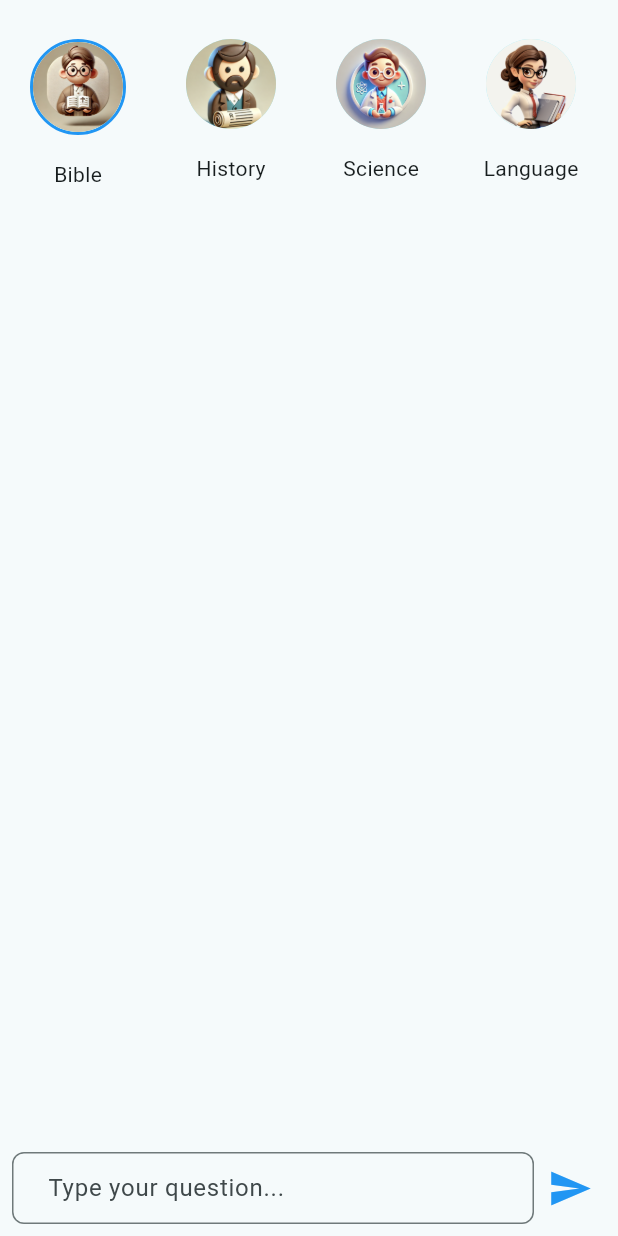
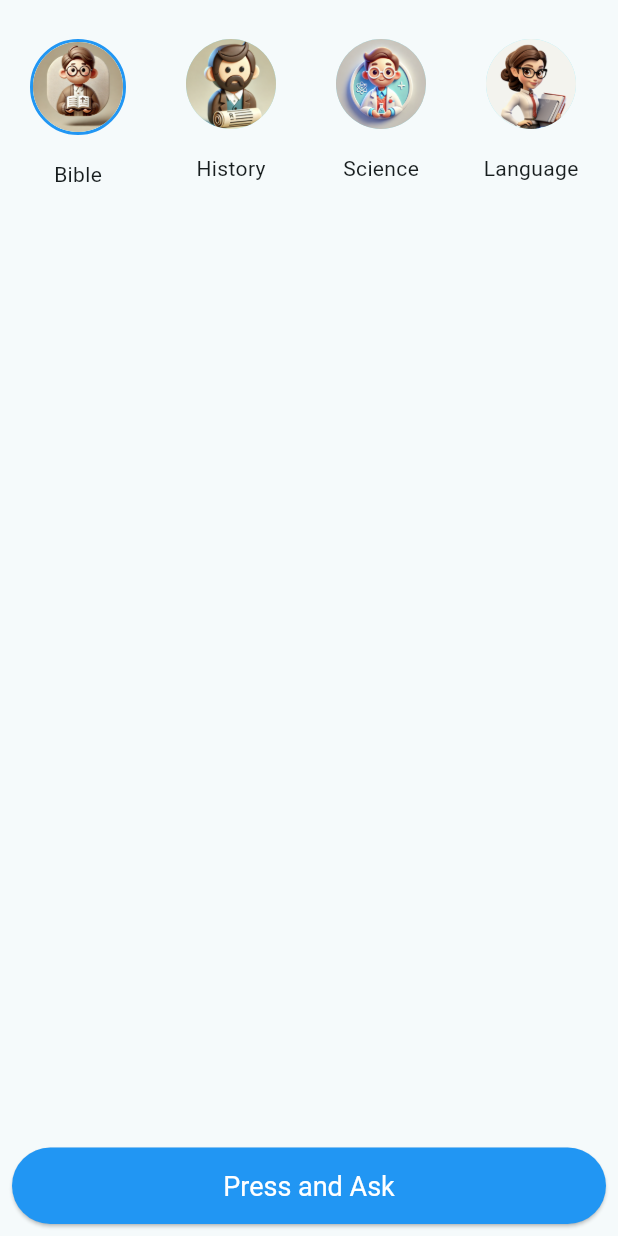
Before and after one commit to aeropriest/maxiebot, a Flutter app: the screen it shows after launch, on a phone screen of 412 x 824 dp. Run offline on Flutter 3.47's test engine with Material 3 defaults, Android fonts, the phone set to English and light mode, and no system bars; our stand-ins replace flutter_dotenv, flutter_gemini, speech_to_text.

Commit message:
* Added the speech to text

```diff
--- a/lib/main.dart
+++ b/lib/main.dart
@@ -1,20 +1,19 @@
 import 'package:flutter/material.dart';
 import 'package:flutter_gemini/flutter_gemini.dart';
-import 'package:dart_openai/dart_openai.dart';
-import 'package:flutter_dotenv/flutter_dotenv.dart'; // Import flutter_dotenv
+import 'package:flutter_dotenv/flutter_dotenv.dart';
+import 'package:speech_to_text/speech_to_text.dart' as stt;
+import 'package:speech_to_text/speech_recognition_result.dart';
+import 'package:meta/meta.dart';
 
 void main() async {
-  WidgetsFlutterBinding.ensureInitialized(); // Ensure Flutter is initialized
-  await dotenv.load(fileName: ".env"); // Load the .env file
-
+  WidgetsFlutterBinding.ensureInitialized();
+  await dotenv.load(fileName: ".env");
   await Gemini.init(apiKey: dotenv.env['GEMINI_API_KEY']!);
-
   runApp(const MyApp());
-  // OpenAI.apiKey = '';
 }
 
 class MyApp extends StatelessWidget {
-  const MyApp({Key? key});
+  const MyApp({Key? key}) : super(key: key);
 
   @override
   Widget build(BuildContext context) {
@@ -43,6 +42,53 @@ class _MyHomePageState extends State<MyHomePage> {
   final List<ChatMessage> _messages = [];
   final ScrollController _scrollController = ScrollController();
   int _selectedIndex = 0;
+  late stt.SpeechToText _speechToText;
+  bool _isListening = false;
+  String _voiceText = '';
+  bool _speechEnabled = false;
+
+  @override
+  void initState() {
+    super.initState();
+    _initSpeechToText();
+  }
+
+  Future<void> _initSpeechToText() async {
+    _speechToText = stt.SpeechToText();
+    _speechEnabled = await _speechToText.initialize();
+    setState(() {});
+  }
+
+  void _startListening() async {
+    if (!_speechEnabled) {
+      print(
+          'Speech recognition not enabled or permission denied. Check microphone permissions.');
+      return;
+    }
+
+    setState(() => _isListening = true);
+    _speechToText.listen(
+      onResult: (SpeechRecognitionResult result) {
+        setState(() {
+          _voiceText = result.recognizedWords;
+          _controller.text = _voiceText;
+        });
+        print("Recognized words: ${_controller.text}");
+      },
+      listenFor: const Duration(seconds: 10),
+      pauseFor: const Duration(seconds: 3),
+      onSoundLevelChange: (level) => print("sound level $level"),
+      cancelOnError: true,
+    );
+  }
+
+  void _stopListening() {
+    setState(() => _isListening = false);
+    _speechToText.stop();
+    if (_controller.text.isNotEmpty) {
+      _sendMessage();
+    }
+  }
 
   final List<Map<String, String>> personas = [
     {
@@ -73,9 +119,8 @@ class _MyHomePageState extends State<MyHomePage> {
 
   void _sendMessage() {
     final userInput = _controller.text;
-
+    print(userInput);
     if (userInput.isNotEmpty) {
-      // Add user question to the messages list
       setState(() {
         _messages.add(ChatMessage(
           user: true,
@@ -84,30 +129,28 @@ class _MyHomePageState extends State<MyHomePage> {
         ));
       });
 
-      // Call Gemini API with persona context
       final gemini = Gemini.instance;
       final prompt = _selectedIndex != -1
           ? '${personas[_selectedIndex]['prompt']!} $userInput'
           : userInput;
 
-      // Start streaming response from Gemini API
       final responseStream = gemini.streamGenerateContent(prompt);
 
       responseStream.listen((event) {
-        // Handle each word as it comes in
         setState(() {
+          print(event.output);
           _messages.add(ChatMessage(
             user: false,
             createdAt: DateTime.now(),
-            text: event.output ?? '', // Add each part of the output
+            text: event.output ?? '',
           ));
         });
-        _scrollToBottom(); // Scroll to the bottom after updating messages
+        _scrollToBottom();
       }, onError: (error) {
         print("Error in streaming response: $error");
       });
 
-      _controller.clear(); // Clear the text field after sending
+      _controller.clear();
     }
   }
 
@@ -118,14 +161,20 @@ class _MyHomePageState extends State<MyHomePage> {
   }
 
   @override
+  void dispose() {
+    _controller.dispose();
+    _speechToText.stop();
+    super.dispose();
+  }
+
+  @override
   Widget build(BuildContext context) {
     return Scaffold(
       body: Column(
         children: [
-          // Adding SizedBox for extra space
           const SizedBox(height: 10),
           SizedBox(
-            height: 116, // Increased height to accommodate labels
+            height: 116,
             child: ListView.builder(
               scrollDirection: Axis.horizontal,
               itemCount: personas.length,
@@ -196,27 +245,24 @@ class _MyHomePageState extends State<MyHomePage> {
             child: Row(
               children: [
                 Expanded(
-                  child: TextField(
-                    controller: _controller,
-                    decoration: InputDecoration(
-                      hintText: 'Type your question...',
-                      border: OutlineInputBorder(
-                        borderRadius: BorderRadius.circular(8.0),
-                      ),
-                      contentPadding: const EdgeInsets.symmetric(
-                        vertical: 10.0,
-                        horizontal: 20.0,
-                      ),
+                  child: ElevatedButton(
+                    onPressed: () {
+                      if (_isListening) {
+                        _stopListening();
+                      } else {
+                        _startListening();
+                      }
+                    },
+                    style: ElevatedButton.styleFrom(
+                      backgroundColor: _isListening ? Colors.red : Colors.blue,
+                      padding: const EdgeInsets.symmetric(vertical: 15),
+                      textStyle: const TextStyle(fontSize: 18),
+                    ),
+                    child: Text(
+                      _isListening ? 'Release to Send' : 'Press and Ask',
+                      style: const TextStyle(color: Colors.white),
                     ),
                   ),
-                ),
-                IconButton(
-                  icon: const Icon(Icons.send),
-                  onPressed: _sendMessage,
-                  iconSize: 30,
-                  color: Colors.blue,
-                  padding: const EdgeInsets.all(8.0),
-                  constraints: const BoxConstraints(),
                 ),
               ],
             ),
```
